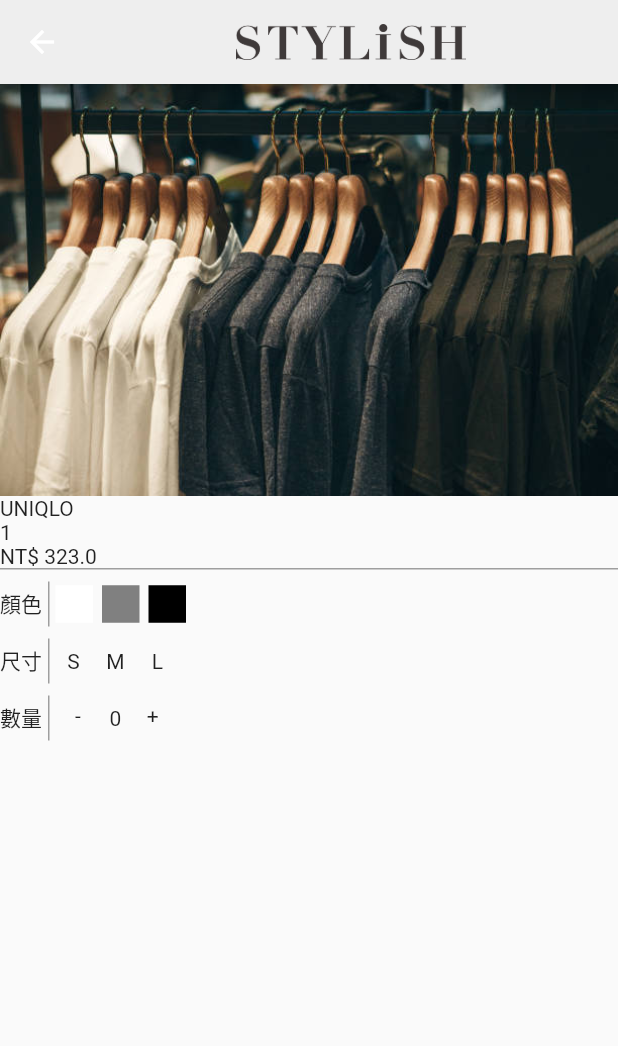
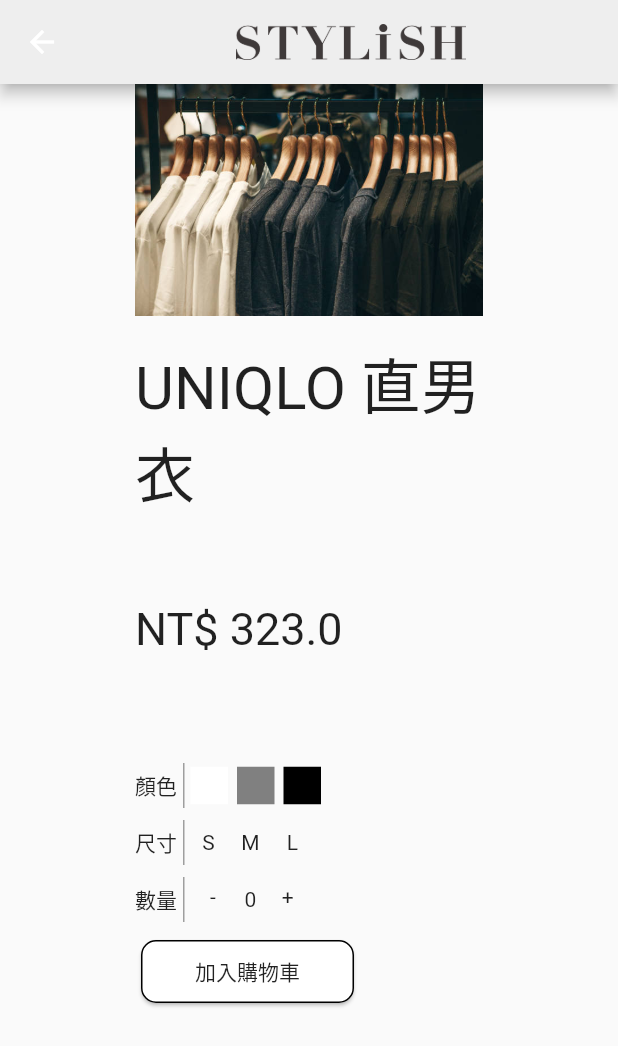
Before and after one commit to max8140555/Stylish_flutter_max, a Flutter app: the DetailPage screen opened by its route, on a phone screen of 412 x 824 dp. Shown: the top 1046 px of the screen. Run offline on Flutter 3.47's test engine with Material 2 defaults, Android fonts, the phone set to English and light mode, and no system bars.

Commit message:
fine-tuning week2 + use provider

```diff
--- /dev/null
+++ b/lib/screens/detail/component/color_selector_list.dart
@@ -0,0 +1,50 @@
+import 'package:flutter/material.dart';
+
+class ColorSelectorList extends StatelessWidget {
+  const ColorSelectorList({
+    super.key,
+    required this.colors,
+    required this.selectedColorListener,
+    required this.selectedColorInt,
+  });
+
+  final List<int> colors;
+  final int? selectedColorInt;
+  final void Function(int) selectedColorListener;
+
+  @override
+  Widget build(BuildContext context) {
+    return Expanded(
+      child: ListView.builder(
+        scrollDirection: Axis.horizontal,
+        itemBuilder: (context, index) {
+          return Row(
+            children: colors
+                .map((colorInt) => Padding(
+                      padding: const EdgeInsets.only(right: 6),
+                      child: GestureDetector(
+                          onTap: () {
+                            selectedColorListener.call(colorInt);
+                          },
+                          child: Container(
+                            width: 25,
+                            height: 25,
+                            decoration: BoxDecoration(
+                              color: Color(colorInt),
+                              border: Border.all(
+                                color: selectedColorInt == colorInt
+                                    ? Colors.red
+                                    : Colors.transparent,
+                                width: 2,
+                              ),
+                            ),
+                          )),
+                    ))
+                .toList(),
+          );
+        },
+        itemCount: 1,
+      ),
+    );
+  }
+}
--- /dev/null
+++ b/lib/screens/detail/component/product_selector.dart
@@ -0,0 +1,32 @@
+import 'package:flutter/material.dart';
+
+class ProductSelector extends StatelessWidget {
+  const ProductSelector({
+    super.key,
+    required this.widget,
+    required this.title,
+  });
+
+  final String title;
+  final Widget widget;
+
+  @override
+  Widget build(BuildContext context) {
+    return SizedBox(
+      height: 30,
+      child: Expanded(
+        child: Row(
+          children: [
+            Text(title),
+            const Padding(
+              padding: EdgeInsets.symmetric(horizontal: 4),
+              child:
+                  VerticalDivider(width: 1, color: Colors.grey, thickness: 1),
+            ),
+            widget
+          ],
+        ),
+      ),
+    );
+  }
+}
--- /dev/null
+++ b/lib/screens/detail/component/size_selector_list.dart
@@ -0,0 +1,54 @@
+import 'package:flutter/material.dart';
+
+class SizeSelectorList extends StatelessWidget {
+  const SizeSelectorList({
+    super.key,
+    required this.sizes,
+    required this.selectedSize,
+    required this.selectedSizeListener,
+  });
+
+  final List<String> sizes;
+  final String selectedSize;
+  final void Function(String) selectedSizeListener;
+
+  @override
+  Widget build(BuildContext context) {
+    return Expanded(
+      child: ListView.builder(
+        scrollDirection: Axis.horizontal,
+        itemBuilder: (context, index) {
+          return Row(
+            children: sizes
+                .map((size) => Padding(
+                      padding: const EdgeInsets.only(right: 4),
+                      child: GestureDetector(
+                        onTap: () {
+                          selectedSizeListener.call(size);
+                        },
+                        child: Stack(
+                          alignment: Alignment.center,
+                          children: [
+                            Container(
+                              width: 24,
+                              height: 24,
+                              decoration: BoxDecoration(
+                                shape: BoxShape.circle,
+                                color: selectedSize == size
+                                    ? Colors.red
+                                    : Colors.transparent,
+                              ),
+                            ),
+                            Text(size),
+                          ],
+                        ),
+                      ),
+                    ))
+                .toList(),
+          );
+        },
+        itemCount: 1,
+      ),
+    );
+  }
+}
--- /dev/null
+++ b/lib/screens/detail/component/stock_selector_list.dart
@@ -0,0 +1,49 @@
+import 'package:flutter/material.dart';
+
+class StockSelector extends StatelessWidget {
+  const StockSelector(
+      {super.key,
+      required this.qty,
+      required this.addQtyListener,
+      required this.minusQtyListener});
+
+  final int qty;
+  final Function addQtyListener;
+  final Function minusQtyListener;
+
+  @override
+  Widget build(BuildContext context) {
+    return Row(
+      children: [
+        Padding(
+          padding: const EdgeInsets.only(right: 6),
+          child: GestureDetector(
+            onTap: () {
+              minusQtyListener.call();
+            },
+            child: const SizedBox(
+                height: 20,
+                width: 30,
+                child: Text("-", textAlign: TextAlign.center)),
+          ),
+        ),
+        Padding(
+          padding: const EdgeInsets.only(right: 6),
+          child: SizedBox(child: Text("$qty", textAlign: TextAlign.center)),
+        ),
+        Padding(
+          padding: const EdgeInsets.only(right: 6),
+          child: GestureDetector(
+            onTap: () {
+              addQtyListener.call();
+            },
+            child: const SizedBox(
+                height: 20,
+                width: 30,
+                child: Text("+", textAlign: TextAlign.center)),
+          ),
+        ),
+      ],
+    );
+  }
+}
--- a/lib/screens/detail/detail_main_image.dart
+++ /dev/null
@@ -1,14 +0,0 @@
-import 'package:flutter/material.dart';
-
-class DetailMainImage extends StatelessWidget {
-  const DetailMainImage(
-      {super.key, required this.imageUrl, required this.isBigScreen});
-
-  final String imageUrl;
-  final bool isBigScreen;
-
-  @override
-  Widget build(BuildContext context) {
-    return Image.asset(imageUrl, fit: BoxFit.cover);
-  }
-}
--- a/lib/screens/detail/detail_page.dart
+++ b/lib/screens/detail/detail_page.dart
@@ -1,42 +1,79 @@
 import 'package:flutter/material.dart';
-import 'package:stylish_max/models/product.dart';
-import 'package:stylish_max/screens/detail/detail_main_image.dart';
 import 'package:stylish_max/screens/detail/detail_page_view_model.dart';
 import 'package:stylish_max/screens/detail/detail_product_selector.dart';
 import 'package:stylish_max/widgets/stylish_app_bar.dart';
 import 'package:provider/provider.dart';
 
 class DetailPage extends StatelessWidget {
-  DetailPage({super.key, this.product});
+  const DetailPage({super.key, this.productId});
   static const String routeName = '/detail';
 
-  Product? product;
+  final String? productId;
 
   @override
   Widget build(BuildContext context) {
-    product = ModalRoute.of(context)?.settings.arguments as Product?;
+    final productId = ModalRoute.of(context)?.settings.arguments as String?;
     return LayoutBuilder(builder: (context, constraints) {
-      bool isBigScreen = constraints.maxWidth >= 600;
+      bool isBigScreen = constraints.maxWidth >= 800;
 
       return Consumer<DetailPageViewModel>(
         builder: (context, viewModel, child) {
-          viewModel.updateProductDetail(product);
+          viewModel.updateProductDetail(productId);
 
           return Scaffold(
             appBar: const StylishAppBar(),
             body: SafeArea(
-              child: Column(
-                children: [
-                  DetailMainImage(
-                      imageUrl: viewModel.productDetail.imageUrl,
-                      isBigScreen: isBigScreen),
-                  DetailProductSelector()
-                ],
-              ),
-            ),
+                child: isBigScreen
+                    ? DetailPageBigScreen(
+                        imageUrl: viewModel.productDetail.imageUrl)
+                    : DetailPageSmallScreen(
+                        imageUrl: viewModel.productDetail.imageUrl)),
           );
         },
       );
     });
   }
 }
+
+class DetailPageBigScreen extends StatelessWidget {
+  const DetailPageBigScreen({super.key, required this.imageUrl});
+
+  final String imageUrl;
+  @override
+  Widget build(BuildContext context) {
+    return Row(
+      crossAxisAlignment: CrossAxisAlignment.start,
+      mainAxisAlignment: MainAxisAlignment.center,
+      children: [
+        Expanded(
+            flex: 5,
+            child: Padding(
+              padding: const EdgeInsets.only(left: 32, top: 32, bottom: 32),
+              child: Image.asset(imageUrl),
+            )),
+        const Expanded(
+          flex: 5,
+          child: Padding(
+              padding: EdgeInsets.all(32), child: DetailProductSelector()),
+        )
+      ],
+    );
+  }
+}
+
+class DetailPageSmallScreen extends StatelessWidget {
+  const DetailPageSmallScreen({super.key, required this.imageUrl});
+
+  final String imageUrl;
+  @override
+  Widget build(BuildContext context) {
+    return ListView(
+      padding: const EdgeInsets.symmetric(horizontal: 90),
+      children: [
+        Image.asset(imageUrl),
+        const DetailProductSelector(),
+        const SizedBox(height: 300),
+      ],
+    );
+  }
+}
--- a/lib/screens/detail/detail_product_selector.dart
+++ b/lib/screens/detail/detail_product_selector.dart
@@ -1,7 +1,11 @@
 import 'package:flutter/material.dart';
 import 'package:provider/provider.dart';
+import 'package:stylish_max/screens/detail/component/color_selector_list.dart';
+import 'package:stylish_max/screens/detail/component/product_selector.dart';
+import 'package:stylish_max/screens/detail/component/size_selector_list.dart';
+import 'package:stylish_max/screens/detail/component/stock_selector_list.dart';
 import 'package:stylish_max/screens/detail/detail_page_view_model.dart';
-import 'package:stylish_max/screens/detail/model/calculate_qty_strategy.dart';
+import 'package:stylish_max/values/text_styles.dart';
 
 class DetailProductSelector extends StatelessWidget {
   const DetailProductSelector({super.key});
@@ -10,20 +14,32 @@
   Widget build(BuildContext context) {
     return Consumer<DetailPageViewModel>(
       builder: (context, viewModel, child) {
-        return Expanded(
-          child: LayoutBuilder(builder: (context, container) {
         return Column(
           crossAxisAlignment: CrossAxisAlignment.start,
           children: [
-                Text(viewModel.productDetail.title, textAlign: TextAlign.start),
-                Text(viewModel.productDetail.productId,
-                    textAlign: TextAlign.start),
-                Text("NT\$ ${viewModel.productDetail.price}",
-                    textAlign: TextAlign.start),
-                const Divider(
-                  height: 1,
-                  color: Colors.grey,
-                  thickness: 1,
+            Padding(
+              padding: const EdgeInsets.only(top: 16),
+              child: Text(
+                viewModel.productDetail.title,
+                textAlign: TextAlign.start,
+                style: bigTextStyle,
+              ),
+            ),
+            Padding(
+              padding: const EdgeInsets.only(top: 4),
+              child: Text(
+                viewModel.productDetail.productId,
+                textAlign: TextAlign.start,
+                style: smallTextStyle,
+              ),
+            ),
+            Padding(
+              padding: const EdgeInsets.only(top: 32, bottom: 64),
+              child: Text(
+                "NT\$ ${viewModel.productDetail.price}",
+                textAlign: TextAlign.start,
+                style: midTextStyle,
+              ),
             ),
             Padding(
               padding: const EdgeInsets.only(top: 8.0),
@@ -31,7 +47,7 @@
                   title: "顏色",
                   widget: ColorSelectorList(
                     colors: viewModel.productDetail.colors,
-                        selectedColorInt: viewModel.selectColorInt,
+                    selectedColorInt: viewModel.selectedColorInt,
                     selectedColorListener: viewModel.updateSelectColor,
                   )),
             ),
@@ -46,195 +62,34 @@
                   )),
             ),
             Padding(
-                  padding: EdgeInsets.only(top: 8.0),
+              padding: const EdgeInsets.only(top: 8.0),
               child: ProductSelector(
                   title: "數量",
                   widget: StockSelector(
-                          qty: viewModel.selectQty,
-                          qtyListener: viewModel.updateSelectQty)),
-                )
+                    qty: viewModel.selectedQty,
+                    addQtyListener: viewModel.addQty,
+                    minusQtyListener: viewModel.minusQty,
+                  )),
+            ),
+            Padding(
+                padding: const EdgeInsets.only(top: 8.0),
+                child: SizedBox(
+                  height: 50,
+                  width: 150,
+                  child: Card(
+                    shape: RoundedRectangleBorder(
+                      side: const BorderSide(
+                        color: Colors.black,
+                        width: 1,
+                      ),
+                      borderRadius: BorderRadius.circular(10),
+                    ),
+                    child: const Center(child: Text('加入購物車')),
+                  ),
+                )),
           ],
-            );
-          }),
         );
       },
     );
   }
 }
-
-class ProductSelector extends StatelessWidget {
-  const ProductSelector({
-    super.key,
-    required this.widget,
-    required this.title,
-  });
-
-  final String title;
-  final Widget widget;
-
-  @override
-  Widget build(BuildContext context) {
-    return SizedBox(
-      height: 30,
-      child: Expanded(
-        child: Row(
-          children: [
-            Text(title),
-            const Padding(
-              padding: EdgeInsets.symmetric(horizontal: 4),
-              child:
-                  VerticalDivider(width: 1, color: Colors.grey, thickness: 1),
-            ),
-            widget
-          ],
-        ),
-      ),
-    );
-  }
-}
-
-class ColorSelectorList extends StatelessWidget {
-  const ColorSelectorList({
-    super.key,
-    required this.colors,
-    required this.selectedColorListener,
-    required this.selectedColorInt,
-  });
-
-  final List<int> colors;
-  final int? selectedColorInt;
-  final void Function(int) selectedColorListener;
-
-  @override
-  Widget build(BuildContext context) {
-    return Expanded(
-      child: ListView.builder(
-        scrollDirection: Axis.horizontal,
-        itemBuilder: (context, index) {
-          return Row(
-            children: colors
-                .map((colorInt) => Padding(
-                      padding: const EdgeInsets.only(right: 6),
-                      child: GestureDetector(
-                          onTap: () {
-                            selectedColorListener.call(colorInt);
-                          },
-                          child: Container(
-                            width: 25,
-                            height: 25,
-                            decoration: BoxDecoration(
-                              color: Color(colorInt),
-                              border: Border.all(
-                                color: selectedColorInt == colorInt
-                                    ? Colors.red
-                                    : Colors.transparent,
-                                width: 2,
-                              ),
-                            ),
-                          )),
-                    ))
-                .toList(),
-          );
-        },
-        itemCount: 1,
-      ),
-    );
-  }
-}
-
-class SizeSelectorList extends StatelessWidget {
-  const SizeSelectorList({
-    super.key,
-    required this.sizes,
-    required this.selectedSize,
-    required this.selectedSizeListener,
-  });
-
-  final List<String> sizes;
-  final String selectedSize;
-  final void Function(String) selectedSizeListener;
-
-  @override
-  Widget build(BuildContext context) {
-    return Expanded(
-      child: ListView.builder(
-        scrollDirection: Axis.horizontal,
-        itemBuilder: (context, index) {
-          return Row(
-            children: sizes
-                .map((size) => Padding(
-                      padding: const EdgeInsets.only(right: 4),
-                      child: GestureDetector(
-                        onTap: () {
-                          selectedSizeListener.call(size);
-                        },
-                        child: Stack(
-                          alignment: Alignment.center,
-                          children: [
-                            Container(
-                              width: 24,
-                              height: 24,
-                              decoration: BoxDecoration(
-                                shape: BoxShape.circle,
-                                color: selectedSize == size
-                                    ? Colors.red
-                                    : Colors.transparent,
-                              ),
-                            ),
-                            Text(size),
-                          ],
-                        ),
-                      ),
-                    ))
-                .toList(),
-          );
-        },
-        itemCount: 1,
-      ),
-    );
-  }
-}
-
-class StockSelector extends StatelessWidget {
-  const StockSelector(
-      {super.key, required this.qty, required this.qtyListener});
-
-  final int qty;
-  final void Function(CalculateQtyStrategy) qtyListener;
-
-  @override
-  Widget build(BuildContext context) {
-    return Row(
-      children: [
-        Padding(
-          padding: const EdgeInsets.only(right: 6),
-          child: GestureDetector(
-            onTap: () {
-              qtyListener.call(CalculateQtyStrategy.minus());
-            },
-            child: const SizedBox(
-                height: 20,
-                width: 30,
-                child: Text("-", textAlign: TextAlign.center)),
-          ),
-        ),
-        Padding(
-          padding: const EdgeInsets.only(right: 6),
-          child: SizedBox(child: Text("$qty", textAlign: TextAlign.center)),
-        ),
-        Padding(
-          padding: const EdgeInsets.only(right: 6),
-          child: GestureDetector(
-            onTap: () {
-              qtyListener.call(CalculateQtyStrategy.plus());
-            },
-            child: const SizedBox(
-                height: 20,
-                width: 30,
-                child: Text("+", textAlign: TextAlign.center)),
-          ),
-        ),
-      ],
-    );
-  }
-}
--- a/lib/screens/detail/model/calculate_qty_strategy.dart
+++ /dev/null
@@ -1,14 +0,0 @@
-class CalculateQtyStrategy {
-  CalculateQtyStrategy._();
-
-  factory CalculateQtyStrategy.minus() = Minus;
-  factory CalculateQtyStrategy.plus() = Plus;
-}
-
-class Plus extends CalculateQtyStrategy {
-  Plus() : super._();
-}
-
-class Minus extends CalculateQtyStrategy {
-  Minus() : super._();
-}
--- a/lib/screens/home/widgets/home_page_list_item.dart
+++ b/lib/screens/home/widgets/home_page_list_item.dart
@@ -13,7 +13,7 @@
       padding: const EdgeInsets.symmetric(vertical: 2.0, horizontal: 16.0),
       child: GestureDetector(
         onTap: () {
-          Navigator.pushNamed(context, DetailPage.routeName, arguments: product);
+          Navigator.pushNamed(context, DetailPage.routeName, arguments: product.productId);
         },
         child: Container(
           decoration: BoxDecoration(
```
Also changed, not shown: lib/screens/detail/detail_page_view_model.dart (+44 -34 lines), lib/screens/home/home_page.dart (+8 -8 lines), lib/screens/home/widgets/home_small_screen_widget.dart (line endings or trailing spaces). Lines whose indentation alone changed are shown as unchanged.
